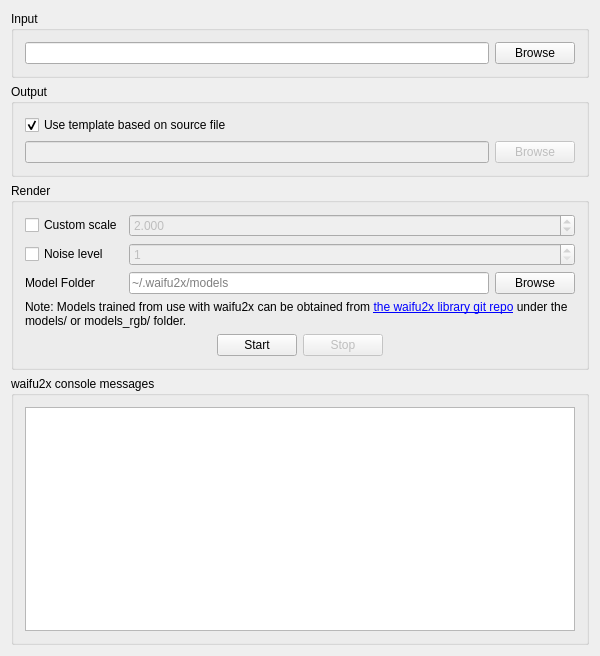
This is mainwindow.ui in cmdrkotori/qtwaifu2x as Qt 5 draws it before an edit. The edited form follows.
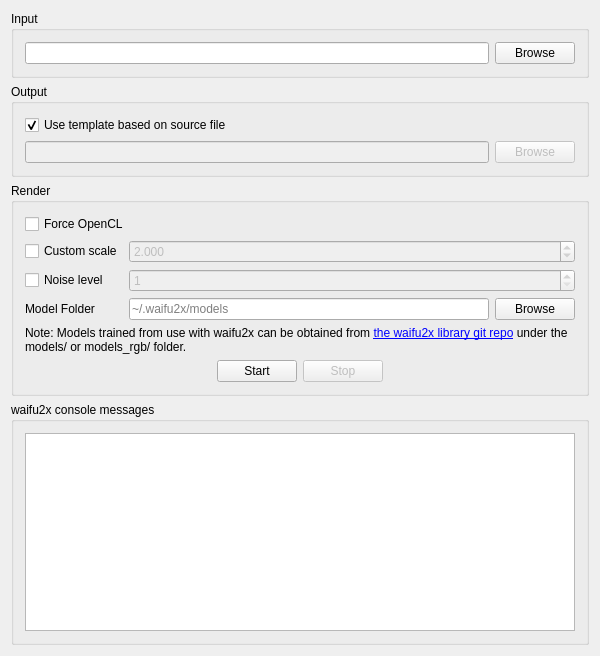
This is the edited form. Icons and pictures are not drawn.

Commit message:
mainwindow: make opencl optional
When running a virtual machine recently, running with OpenCL forced-on
caused an Address violation, while manually running waifu2x without that
option did not trigger a violation.  Therefore demote OpenCL forcing
from a default to an option.

The edit to the form file:
```diff
--- a/mainwindow.ui
+++ b/mainwindow.ui
@@ -89,14 +89,14 @@
       <layout class="QVBoxLayout" name="verticalLayout_2">
        <item>
         <layout class="QGridLayout" name="gridLayout" columnstretch="0,1">
-         <item row="0" column="0">
+         <item row="1" column="0">
           <widget class="QCheckBox" name="scaleCustom">
            <property name="text">
             <string>Custom scale</string>
            </property>
           </widget>
          </item>
-         <item row="0" column="1">
+         <item row="1" column="1">
           <widget class="QDoubleSpinBox" name="scaleValue">
            <property name="enabled">
             <bool>false</bool>
@@ -120,14 +120,14 @@
            </property>
           </widget>
          </item>
-         <item row="1" column="0">
+         <item row="2" column="0">
           <widget class="QCheckBox" name="noise">
            <property name="text">
             <string>Noise level</string>
            </property>
           </widget>
          </item>
-         <item row="1" column="1">
+         <item row="2" column="1">
           <widget class="QSpinBox" name="noiseValue">
            <property name="enabled">
             <bool>false</bool>
@@ -152,14 +152,14 @@
            </property>
           </widget>
          </item>
-         <item row="2" column="0">
+         <item row="3" column="0">
           <widget class="QLabel" name="label">
            <property name="text">
             <string>Model Folder</string>
            </property>
           </widget>
          </item>
-         <item row="2" column="1">
+         <item row="3" column="1">
           <layout class="QHBoxLayout" name="horizontalLayout_4">
            <item>
             <widget class="QLineEdit" name="modelFolder">
@@ -177,7 +177,7 @@
            </item>
           </layout>
          </item>
-         <item row="3" column="0" colspan="2">
+         <item row="4" column="0" colspan="2">
           <widget class="QLabel" name="label_2">
            <property name="sizePolicy">
             <sizepolicy hsizetype="MinimumExpanding" vsizetype="Minimum">
@@ -196,6 +196,16 @@
            </property>
           </widget>
          </item>
+         <item row="0" column="0" colspan="2">
+          <widget class="QCheckBox" name="forceOpenCL">
+           <property name="toolTip">
+            <string>May be useful for intel chipsets</string>
+           </property>
+           <property name="text">
+            <string>Force OpenCL</string>
+           </property>
+          </widget>
+         </item>
         </layout>
        </item>
        <item>
```
The commit also changes 1 other file.
